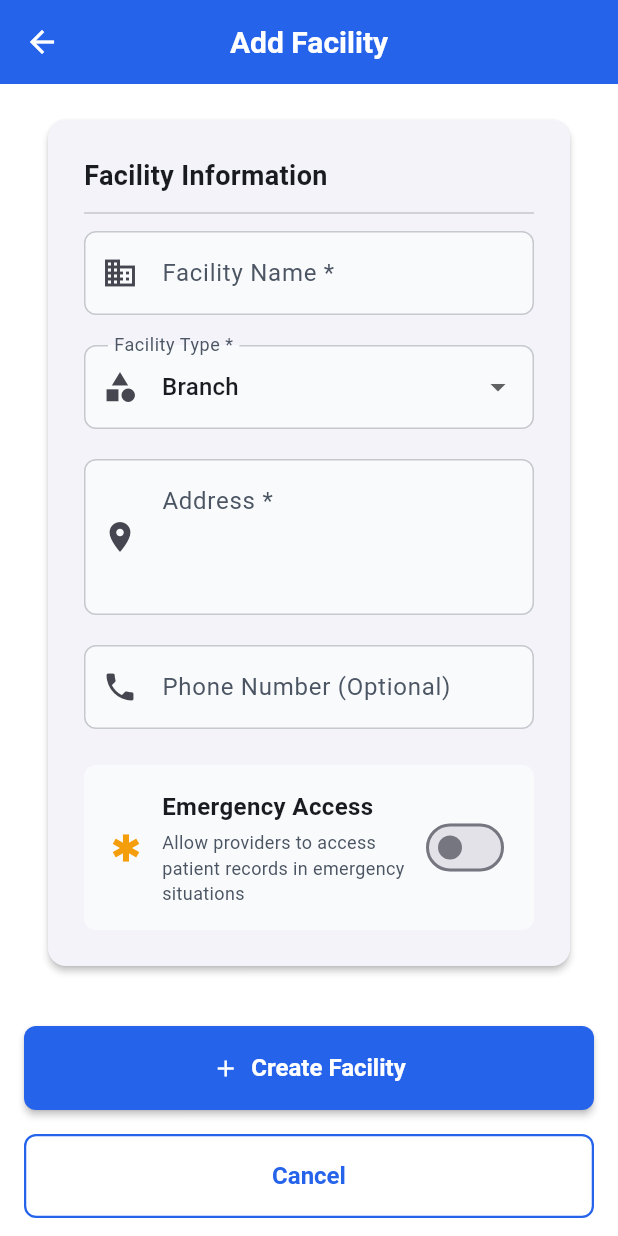
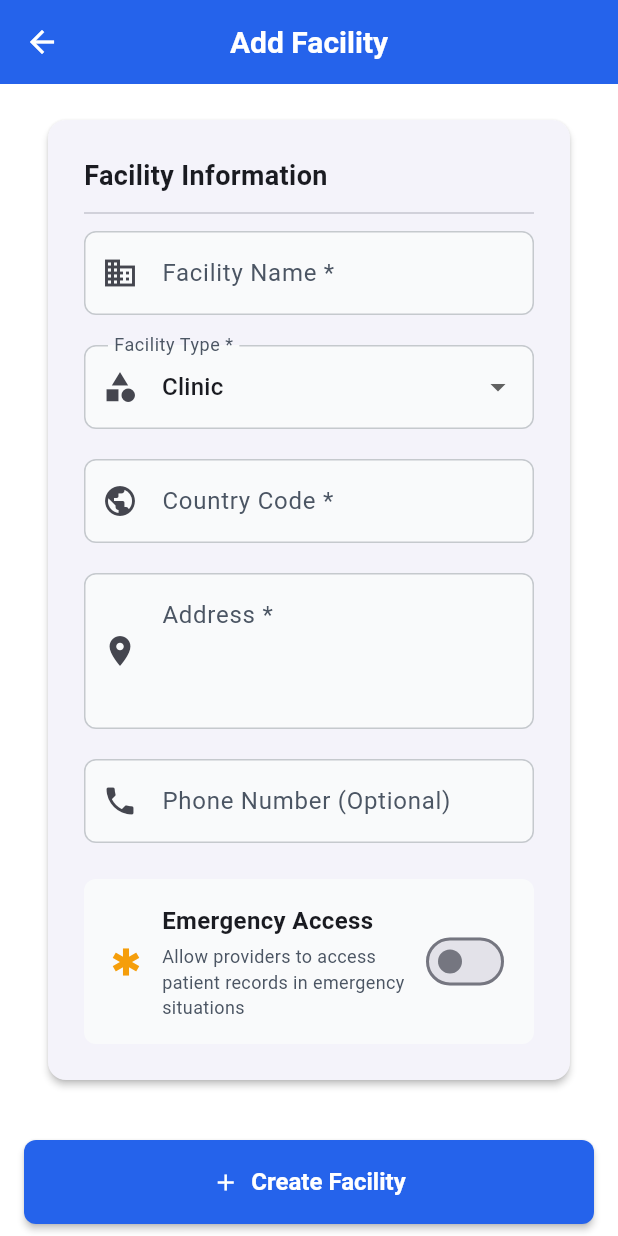
Before and after one commit to thinkdare/healthcare_emr_mobile, a Flutter app: the FacilityFormScreen screen opened directly, on a phone screen of 412 x 824 dp. Run offline on Flutter 3.47's test engine with Material 3 defaults, Android fonts, the phone set to English and light mode, and no system bars; our stand-ins replace app_links, connectivity_plus, dio, file_picker, firebase_core, firebase_messaging and 6 more; missing offline and left inert: flutter_jailbreak_detection; accounts and stored records are empty; statements that could not run were skipped.

Commit message:
fix: facility management screens called nonexistent /facilities/* routes
FacilityRepository's CRUD methods all targeted /facilities/*, which
doesn't exist — the real endpoints are /tenants/* via TenantController.
FacilityModel's fields and type enum also didn't match TenantController's
actual response shape (flat organization_id vs nested organization
object, a required updated_at the backend never sends, a country field
the backend requires but the form never collected, etc).

Also adds a "Suspend All Staff" action to each facility card, wired to
the bulk-suspend endpoint that previously had no Flutter UI.

```diff
--- a/lib/data/models/organization_models_enhanced.dart
+++ b/lib/data/models/organization_models_enhanced.dart
@@ -73,51 +73,76 @@
 }
 
 // Facility Model
-@JsonSerializable()
+/// Manually maintained (not codegen) — mirrors TenantController::formatTenant()'s
+/// exact response shape, which nests organization as {id, name} rather than a
+/// flat organization_id, and has no updated_at field.
 class FacilityModel {
   final String id;
-
-  @JsonKey(name: 'organization_id')
-  final String organizationId;
-
   final String name;
-  final String type; // 'main_hospital', 'branch', 'pharmacy', 'lab'
-  final String address;
+  final String slug;
+  final String type; // hospital | clinic | pharmacy | lab
+  final String country;
+  final String? stateProvince;
+  final String? address;
   final String? phone;
-
-  @JsonKey(name: 'operating_hours')
-  final Map<String, dynamic>? operatingHours;
-
-  @JsonKey(name: 'supports_emergency_access')
+  final String? email;
   final bool supportsEmergencyAccess;
-
-  @JsonKey(name: 'is_active')
   final bool isActive;
-
-  @JsonKey(name: 'created_at')
+  final String? organizationId;
+  final String? organizationName;
   final DateTime createdAt;
 
-  @JsonKey(name: 'updated_at')
-  final DateTime updatedAt;
+  // Only present when fetched via show() (detailed: true)
+  final Map<String, dynamic>? operatingHours;
+  final Map<String, dynamic>? settings;
+  final bool? isOpenNow;
 
   FacilityModel({
     required this.id,
-    required this.organizationId,
     required this.name,
+    required this.slug,
     required this.type,
-    required this.address,
+    required this.country,
+    this.stateProvince,
+    this.address,
     this.phone,
-    this.operatingHours,
+    this.email,
     required this.supportsEmergencyAccess,
     required this.isActive,
+    this.organizationId,
+    this.organizationName,
     required this.createdAt,
-    required this.updatedAt,
+    this.operatingHours,
+    this.settings,
+    this.isOpenNow,
   });
 
-  factory FacilityModel.fromJson(Map<String, dynamic> json) =>
-      _$FacilityModelFromJson(json);
-
-  Map<String, dynamic> toJson() => _$FacilityModelToJson(this);
+  factory FacilityModel.fromJson(Map<String, dynamic> json) {
+    final org = json['organization'] as Map?;
+    return FacilityModel(
+      id: json['id'] as String,
+      name: json['name'] as String,
+      slug: json['slug'] as String? ?? '',
+      type: json['type'] as String,
+      country: json['country'] as String? ?? '',
+      stateProvince: json['state_province'] as String?,
+      address: json['address'] as String?,
+      phone: json['phone'] as String?,
+      email: json['email'] as String?,
+      supportsEmergencyAccess: (json['supports_emergency_access'] as bool?) ?? false,
+      isActive: (json['is_active'] as bool?) ?? true,
+      organizationId: org?['id'] as String?,
+      organizationName: org?['name'] as String?,
+      createdAt: DateTime.parse(json['created_at'] as String),
+      operatingHours: json['operating_hours'] != null
+          ? Map<String, dynamic>.from(json['operating_hours'] as Map)
+          : null,
+      settings: json['settings'] != null
+          ? Map<String, dynamic>.from(json['settings'] as Map)
+          : null,
+      isOpenNow: json['is_open_now'] as bool?,
+    );
+  }
 }
 
 // ─── OrgStatsModel ─────────────────────────────────────────────────────────
--- a/lib/presentation/facilities/screens/facility_form_screen.dart
+++ b/lib/presentation/facilities/screens/facility_form_screen.dart
@@ -25,8 +25,9 @@
   final _nameController = TextEditingController();
   final _addressController = TextEditingController();
   final _phoneController = TextEditingController();
+  final _countryController = TextEditingController();
 
-  String _selectedType = 'branch';
+  String _selectedType = 'clinic';
   bool _supportsEmergencyAccess = false;
   bool _isLoading = false;
 
@@ -43,8 +44,9 @@
     if (_isEditing) {
       final facility = widget.facility!;
       _nameController.text = facility.name;
-      _addressController.text = facility.address;
+      _addressController.text = facility.address ?? '';
       _phoneController.text = facility.phone ?? '';
+      _countryController.text = facility.country;
       _selectedType = facility.type;
       _supportsEmergencyAccess = facility.supportsEmergencyAccess;
     }
@@ -55,6 +57,7 @@
     _nameController.dispose();
     _addressController.dispose();
     _phoneController.dispose();
+    _countryController.dispose();
     super.dispose();
   }
 
@@ -70,6 +73,7 @@
           id: widget.facility!.id,
           name: _nameController.text.trim(),
           type: _selectedType,
+          country: _countryController.text.trim().toUpperCase(),
           address: _addressController.text.trim(),
           phone: _phoneController.text.trim().isEmpty
               ? null
@@ -82,6 +86,7 @@
           organizationId: context.read<AuthProvider>().organizationId ?? '',
           name: _nameController.text.trim(),
           type: _selectedType,
+          country: _countryController.text.trim().toUpperCase(),
           address: _addressController.text.trim(),
           phone: _phoneController.text.trim().isEmpty
               ? null
@@ -198,12 +203,12 @@
                             ),
                             items: const [
                               DropdownMenuItem(
-                                value: 'main_hospital',
-                                child: Text('Main Hospital'),
+                                value: 'hospital',
+                                child: Text('Hospital'),
                               ),
                               DropdownMenuItem(
-                                value: 'branch',
-                                child: Text('Branch'),
+                                value: 'clinic',
+                                child: Text('Clinic'),
                               ),
                               DropdownMenuItem(
                                 value: 'pharmacy',
@@ -213,13 +218,29 @@
                                 value: 'lab',
                                 child: Text('Laboratory'),
                               ),
-                              DropdownMenuItem(
-                                value: 'diagnostic_center',
-                                child: Text('Diagnostic Center'),
-                              ),
                             ],
                             onChanged: (value) {
                               setState(() => _selectedType = value!);
+                            },
+                          ),
+                          const SizedBox(height: 20),
+
+                          // Country
+                          TextFormField(
+                            controller: _countryController,
+                            maxLength: 2,
+                            textCapitalization: TextCapitalization.characters,
+                            decoration: const InputDecoration(
+                              labelText: 'Country Code *',
+                              hintText: 'e.g., NG, US, GB',
+                              prefixIcon: Icon(Icons.public),
+                              counterText: '',
+                            ),
+                            validator: (value) {
+                              if (value == null || value.trim().length != 2) {
+                                return 'Enter a 2-letter ISO country code';
+                              }
+                              return null;
                             },
                           ),
                           const SizedBox(height: 20),
```
Also changed, not shown: lib/data/repositories/facility_repository.dart (+34 -9 lines), lib/presentation/facilities/screens/facilities_list_screen.dart (+59 -7 lines), lib/data/models/organization_models_enhanced.g.dart, 1 other file.
